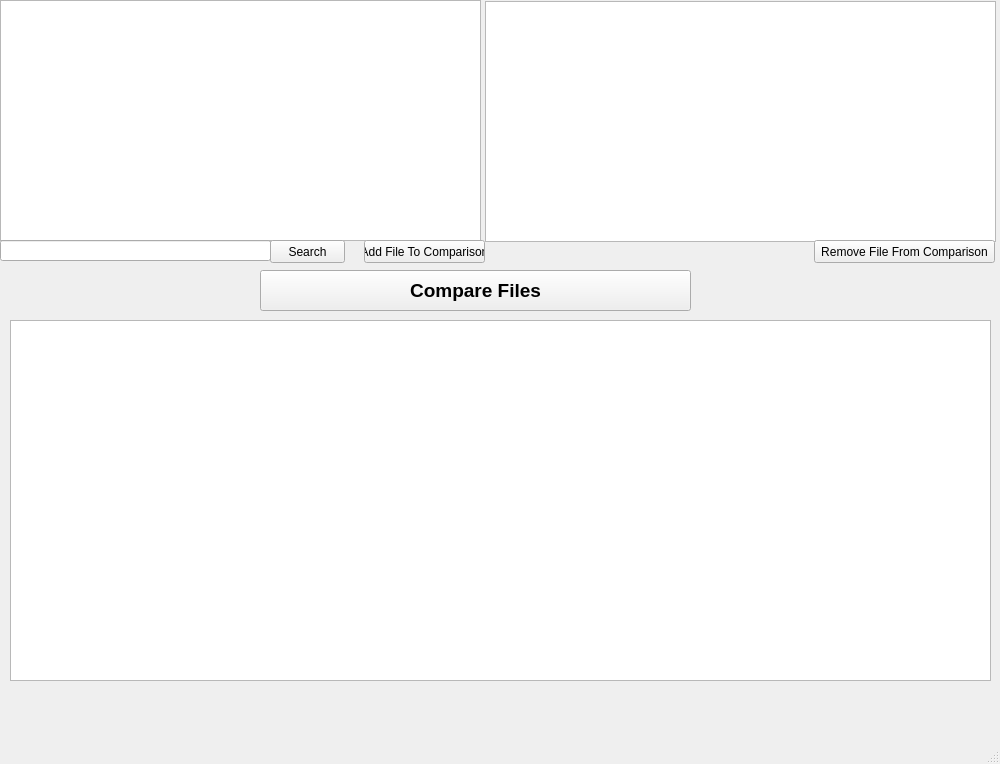
Before: the Qt Designer form mainwindow.ui in TylerWilkin2/tyler-s-project, drawn with Qt 5.
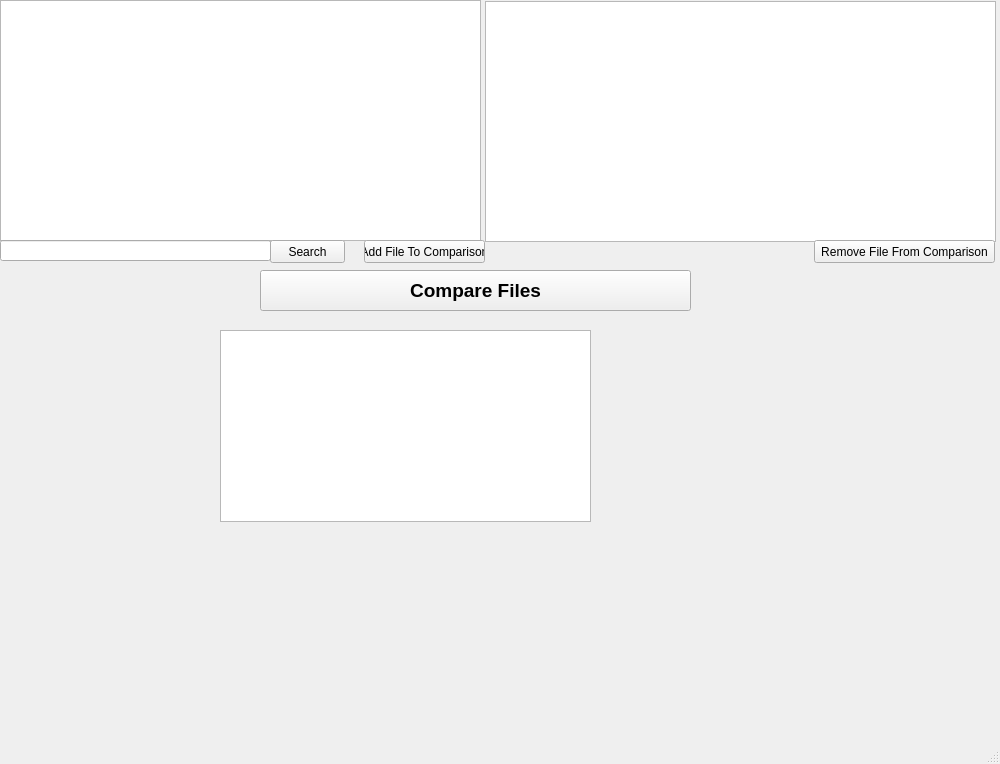
After: the same form once the commit is applied.

Commit message: Omg it works-ish

Diff of the .ui file:
```diff
--- a/mainwindow.ui
+++ b/mainwindow.ui
@@ -90,16 +90,6 @@
      <string>Remove File From Comparison</string>
     </property>
    </widget>
-   <widget class="QTableView" name="tableView">
-    <property name="geometry">
-     <rect>
-      <x>10</x>
-      <y>320</y>
-      <width>981</width>
-      <height>361</height>
-     </rect>
-    </property>
-   </widget>
    <widget class="QPushButton" name="pushButton_4">
     <property name="geometry">
      <rect>
@@ -113,15 +103,16 @@
      <string>Add File To Comparison</string>
     </property>
    </widget>
-   <zorder>listWidget</zorder>
-   <zorder>listWidget_2</zorder>
-   <zorder>pushButton</zorder>
-   <zorder>pushButton_2</zorder>
-   <zorder>lineEdit</zorder>
-   <zorder>pushButton_3</zorder>
-   <zorder>tableView</zorder>
-   <zorder>tableView</zorder>
-   <zorder>pushButton_4</zorder>
+   <widget class="QTableView" name="tableView">
+    <property name="geometry">
+     <rect>
+      <x>220</x>
+      <y>330</y>
+      <width>371</width>
+      <height>192</height>
+     </rect>
+    </property>
+   </widget>
   </widget>
   <widget class="QMenuBar" name="menuBar">
    <property name="geometry">
```
The commit also changes 2 other files.
